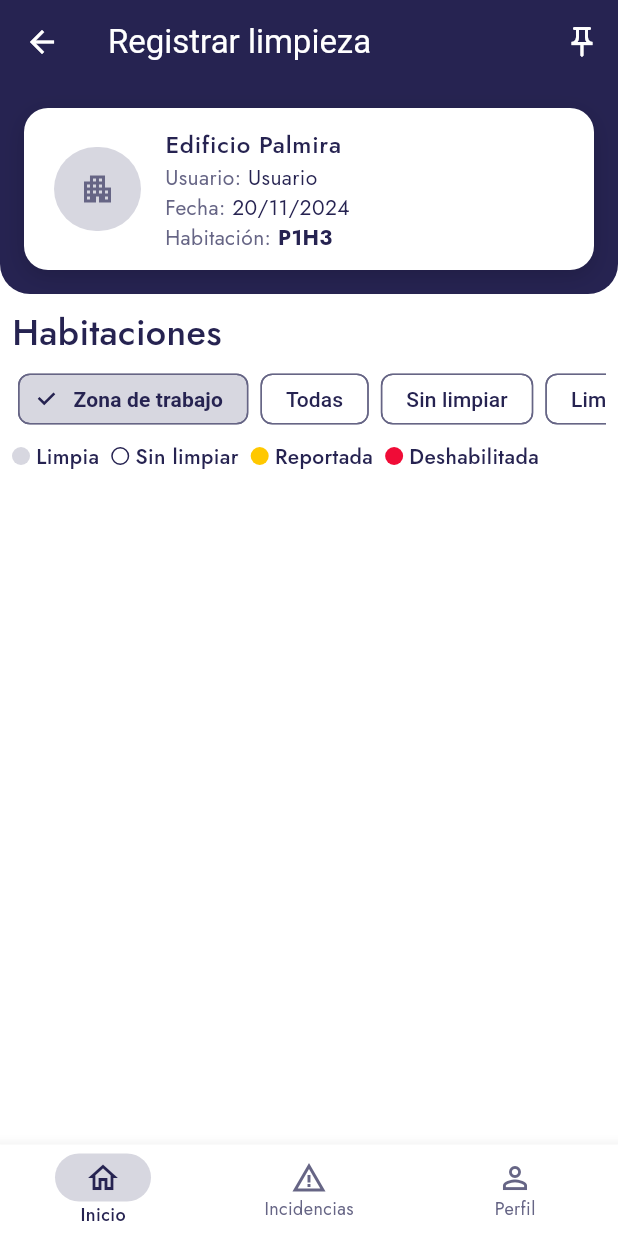
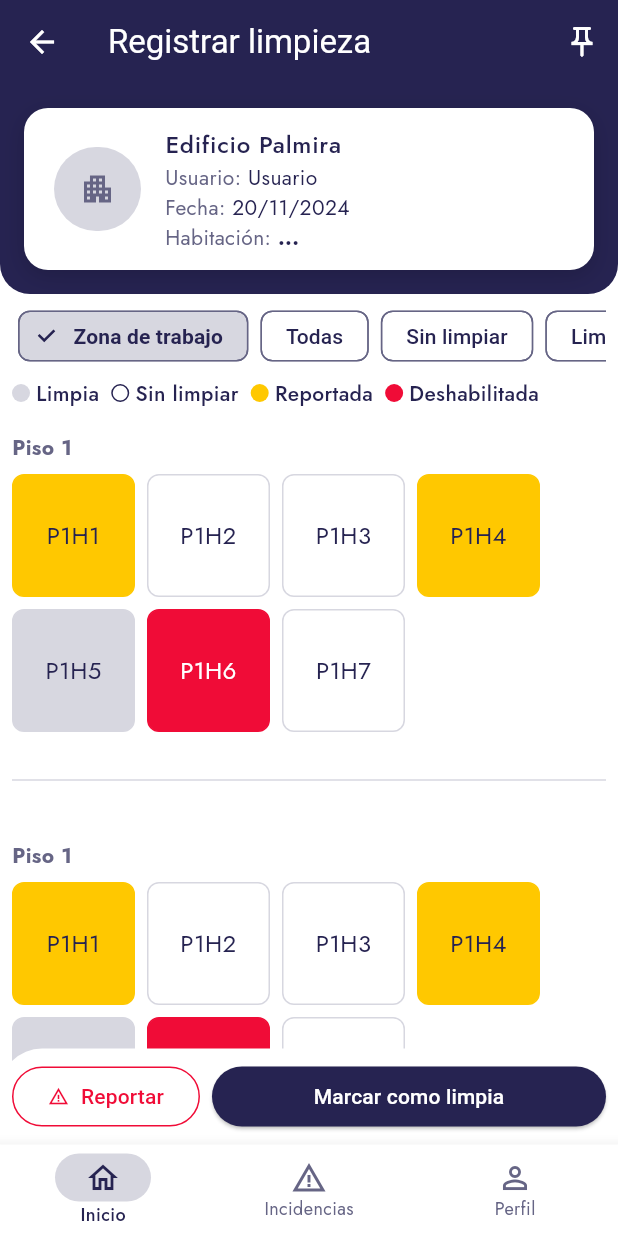
Before and after one commit to EmilianoChofis/Mobile-CleanCheck, a Flutter app: the screen it shows after launch, after a tap on "Edificio Palmira", on a phone screen of 412 x 824 dp. Run offline on Flutter 3.47's test engine with Material 3 defaults, Android fonts, the phone set to English and light mode, and no system bars; our stand-ins replace bloc, dio, equatable, flutter_bloc, shared_preferences.

Commit message:
[ADD] registro de limpieza y bottom sheet pin

```diff
--- a/lib/modules/maid/maid_building_screen.dart
+++ b/lib/modules/maid/maid_building_screen.dart
@@ -1,37 +1,94 @@
 import 'package:flutter/material.dart';
 import 'package:mobile_clean_check/widgets/widgets.dart';
+import 'package:mobile_clean_check/core/theme/themes.dart';
 
-class MaidBuildingScreen extends StatelessWidget {
+class MaidBuildingScreen extends StatefulWidget {
   const MaidBuildingScreen({super.key});
+
+  @override
+  State<MaidBuildingScreen> createState() => _MaidBuildingScreenState();
+}
+
+class _MaidBuildingScreenState extends State<MaidBuildingScreen> {
+  final ValueNotifier<String?> selectedRoomNotifier =
+      ValueNotifier<String?>(null);
+
+  final redColor = ColorSchemes.error;
 
   @override
   Widget build(BuildContext context) {
     return Scaffold(
-      appBar: CcAppBarWidget(
+      appBar: const CcAppBarWidget(
         title: "Registrar limpieza",
-        actions: [
-          IconButton(
-            icon: const Icon(Icons.push_pin_outlined),
-            onPressed: () {},
+        actions: [CcPinButtonWidget()],
+      ),
+      body: CcBuildingRoomsTemplate(
+        header: Padding(
+          padding: const EdgeInsets.all(8.0),
+          child: ValueListenableBuilder<String?>(
+            valueListenable: selectedRoomNotifier,
+            builder: (context, selectedRoom, _) {
+              return CcItemListWidget(
+                title: "Edificio Palmira",
+                subtitle: CcItemListBuildingContentWidget(
+                  room: selectedRoom ?? '...',
+                ),
+                icon: Icons.apartment,
+                onTap: () {},
+              );
+            },
           ),
-        ],
-      ),
-      body: SingleChildScrollView(
-        // ignore: prefer_const_constructors
-        child: CcHomeTemplate(
-          header: Padding(
-            padding: const EdgeInsets.all(8.0),
-            child: CcItemListWidget(
-              title: "Edificio Palmira",
-              subtitle: const CcItemListBuildingContentWidget(room: 'P1H3'),
-              icon: Icons.apartment,
-              onTap: () {},
+        ),
+        filters: Column(
+          crossAxisAlignment: CrossAxisAlignment.start,
+          children: [
+            CcFiltersWidget(
+              filters: const [
+                'Zona de trabajo',
+                'Todas',
+                'Sin limpiar',
+                'Limpias',
+                'Reportadas',
+                'Deshabilitadas',
+              ],
+              onSelected: (filter) {},
             ),
-          ),
-          content: const CcTitleContentTemplate(
-            title: 'Habitaciones',
-            content: CcMaidRoomsContentWidget(),
-          ),
+            const CcSymbologyWidget(
+              grayLabel: 'Limpia',
+              whiteLabel: 'Sin limpiar',
+              yellowLabel: 'Reportada',
+              redLabel: 'Deshabilitada',
+            ),
+          ],
+        ),
+        content: Column(
+          mainAxisSize: MainAxisSize.min,
+          children: [
+            CcFloorWidget(selectedRoomNotifier: selectedRoomNotifier),
+            CcFloorWidget(selectedRoomNotifier: selectedRoomNotifier),
+            CcFloorWidget(selectedRoomNotifier: selectedRoomNotifier),
+          ],
+        ),
+        actions: Row(
+          children: [
+            CcButtonWidget(
+              buttonType: ButtonType.outlined,
+              prefixIcon: const Icon(Icons.warning_amber),
+              label: 'Reportar',
+              isLoading: false,
+              color: redColor,
+              onPressed: () {},
+            ),
+            const SizedBox(width: 8.0),
+            Expanded(
+              child: CcButtonWidget(
+                buttonType: ButtonType.elevated,
+                label: 'Marcar como limpia',
+                isLoading: false,
+                onPressed: () {},
+              ),
+            ),
+          ],
         ),
       ),
     );
--- a/lib/modules/maid/maid_home_screen.dart
+++ b/lib/modules/maid/maid_home_screen.dart
@@ -9,7 +9,7 @@ class MaidHomeScreen extends StatelessWidget {
     return const Scaffold(
       appBar: CcAppBarWidget(title: "Inicio"),
       body: SingleChildScrollView(
-        child: CcHomeTemplate(
+        child: CcHeaderTemplate(
           header: CcWelcomeHomeTemplate(
             actions: CcWorkingZoneTemplate(
                 title: "Zonas de trabajo", actions: CcWorkingZoneMaidWidget()),
--- a/lib/modules/manager/manager_home_screen.dart
+++ b/lib/modules/manager/manager_home_screen.dart
@@ -8,7 +8,7 @@ class ManagerHomeScreen extends StatelessWidget {
   Widget build(BuildContext context) {
     return const Scaffold(
       appBar: CcAppBarWidget(title: "Inicio"),
-      body: CcHomeTemplate(
+      body: CcHeaderTemplate(
         header: Padding(
           padding: EdgeInsets.symmetric(vertical: 16.0),
           child: Text("Replace this with the actions widget",
--- /dev/null
+++ b/lib/widgets/atoms/cc_divider_widget.dart
@@ -0,0 +1,13 @@
+import 'package:flutter/material.dart';
+import 'package:mobile_clean_check/core/theme/themes.dart';
+
+class CcDividerWidget extends StatelessWidget {
+  const CcDividerWidget({super.key});
+
+  final grayColor = ColorSchemes.disabled;
+
+  @override
+  Widget build(BuildContext context) {
+    return Divider(color: grayColor);
+  }
+}
--- /dev/null
+++ b/lib/widgets/atoms/cc_floor_title_widget.dart
@@ -0,0 +1,17 @@
+import 'package:flutter/material.dart';
+import 'package:mobile_clean_check/core/theme/themes.dart';
+
+class CcFloorTitleWidget extends StatelessWidget {
+  final String floor;
+  const CcFloorTitleWidget({required this.floor, super.key});
+
+  final secondaryColor = ColorSchemes.secondary;
+
+  @override
+  Widget build(BuildContext context) {
+    return Text(
+      floor,
+      style: TextStyle(color: secondaryColor, fontWeight: FontWeight.bold),
+    );
+  }
+}
--- /dev/null
+++ b/lib/widgets/atoms/cc_room_name_widget.dart
@@ -0,0 +1,27 @@
+import 'package:flutter/material.dart';
+
+class CcRoomNameWidget extends StatelessWidget {
+  final String name;
+  final Color colorText;
+  final bool isSelected;
+
+  const CcRoomNameWidget({
+    required this.name,
+    required this.colorText,
+    required this.isSelected,
+    super.key,
+  });
+
+  @override
+  Widget build(BuildContext context) {
+    return Text(
+      name,
+      style: TextStyle(
+        color: colorText,
+        fontWeight: isSelected ? FontWeight.bold : FontWeight.normal,
+        fontSize: 16,
+      ),
+      textAlign: TextAlign.center,
+    );
+  }
+}
--- /dev/null
+++ b/lib/widgets/atoms/cc_room_widget.dart
@@ -0,0 +1,69 @@
+import 'package:flutter/material.dart';
+import 'package:mobile_clean_check/core/theme/themes.dart';
+import 'package:mobile_clean_check/widgets/widgets.dart';
+
+class CcRoomWidget extends StatelessWidget {
+  final String name;
+  final RoomStatus state;
+  final bool isSelected;
+
+  const CcRoomWidget({
+    required this.name,
+    required this.state,
+    this.isSelected = false,
+    super.key,
+  });
+
+  static const Map<RoomStatus, Color> _stateColors = {
+    RoomStatus.empty: ColorSchemes.white,
+    RoomStatus.cleaned: ColorSchemes.disabled,
+    RoomStatus.reported: ColorSchemes.warning,
+    RoomStatus.disabled: ColorSchemes.error,
+  };
+
+  Color borderColor() {
+    if (state == RoomStatus.reported || state == RoomStatus.disabled) {
+      return _stateColors[state]!;
+    }
+    return isSelected ? ColorSchemes.primary : ColorSchemes.disabled;
+  }
+
+  Color textColor() {
+    return state == RoomStatus.disabled
+        ? ColorSchemes.white
+        : ColorSchemes.primary;
+  }
+
+  @override
+  Widget build(BuildContext context) {
+    final backgroundColor = _stateColors[state] ?? ColorSchemes.white;
+
+    return Container(
+      width: 82,
+      height: 82,
+      padding: const EdgeInsets.all(8),
+      decoration: BoxDecoration(
+        color: backgroundColor,
+        border: Border.all(
+          color: borderColor(),
+          width: isSelected ? 1.5 : 1.0,
+        ),
+        borderRadius: BorderRadius.circular(8),
+      ),
+      child: Center(
+        child: CcRoomNameWidget(
+          name: name,
+          colorText: textColor(),
+          isSelected: isSelected,
+        ),
+      ),
+    );
+  }
+}
+
+enum RoomStatus {
+  empty,
+  cleaned,
+  reported,
+  disabled,
+}
--- a/lib/widgets/molecules/cc_button_widget.dart
+++ b/lib/widgets/molecules/cc_button_widget.dart
@@ -1,10 +1,12 @@
 import 'package:flutter/material.dart';
-import 'package:mobile_clean_check/widgets/atoms/cc_loader_widget.dart';
+import 'package:mobile_clean_check/widgets/widgets.dart';
+import 'package:mobile_clean_check/core/theme/themes.dart';
 
 class CcButtonWidget extends StatelessWidget {
   final String label;
   final Icon? suffixIcon;
   final Icon? prefixIcon;
+  final Color? color;
   final bool isLoading;
   final VoidCallback? onPressed;
   final ButtonType buttonType;
@@ -13,6 +15,7 @@ class CcButtonWidget extends StatelessWidget {
     required this.label,
     this.suffixIcon,
     this.prefixIcon,
+    this.color = ColorSchemes.primary,
     required this.isLoading,
     required this.onPressed,
     required this.buttonType,
@@ -30,16 +33,22 @@ class CcButtonWidget extends StatelessWidget {
       case ButtonType.elevated:
         return ElevatedButton(
           onPressed: isLoading ? null : onPressed,
+          style: ElevatedButton.styleFrom(backgroundColor: color),
           child: isLoading ? const CcLoaderWidget() : _buildButtonContent(),
         );
       case ButtonType.outlined:
         return OutlinedButton(
           onPressed: isLoading ? null : onPressed,
+          style: ElevatedButton.styleFrom(
+            foregroundColor: color,
+            side: BorderSide(color: color!),
+          ),
           child: isLoading ? const CcLoaderWidget() : _buildButtonContent(),
         );
       case ButtonType.text:
         return TextButton(
           onPressed: isLoading ? null : onPressed,
+          style: TextButton.styleFrom(foregroundColor: color),
           child: isLoading ? const CcLoaderWidget() : _buildButtonContent(),
         );
     }
--- /dev/null
+++ b/lib/widgets/molecules/cc_floor_widget.dart
@@ -0,0 +1,59 @@
+import 'package:flutter/material.dart';
+import 'package:mobile_clean_check/widgets/widgets.dart';
+
+class CcFloorWidget extends StatelessWidget {
+  final ValueNotifier<String?> selectedRoomNotifier;
+
+  const CcFloorWidget({required this.selectedRoomNotifier, super.key});
+
+  @override
+  Widget build(BuildContext context) {
+    const String floor = 'Piso 1';
+    final rooms = [
+      {'name': 'P1H1', 'state': RoomStatus.reported},
+      {'name': 'P1H2', 'state': RoomStatus.empty},
+      {'name': 'P1H3', 'state': RoomStatus.empty},
+      {'name': 'P1H4', 'state': RoomStatus.reported},
+      {'name': 'P1H5', 'state': RoomStatus.cleaned},
+      {'name': 'P1H6', 'state': RoomStatus.disabled},
+      {'name': 'P1H7', 'state': RoomStatus.empty},
+    ];
+
+    return Padding(
+      padding: const EdgeInsets.symmetric(vertical: 16.0),
+      child: Column(
+        crossAxisAlignment: CrossAxisAlignment.start,
+        children: [
+          const CcFloorTitleWidget(floor: floor),
+          const SizedBox(height: 8.0),
+          Wrap(
+            spacing: 8,
+            runSpacing: 8,
+            children: rooms.map((room) {
+              final roomName = room['name'].toString();
+              final roomState = room['state'] as RoomStatus;
+
+              return GestureDetector(
+                onTap: roomState == RoomStatus.empty
+                    ? () => selectedRoomNotifier.value = roomName
+                    : null,
+                child: ValueListenableBuilder<String?>(
+                  valueListenable: selectedRoomNotifier,
+                  builder: (context, selectedRoom, _) {
+                    return CcRoomWidget(
+                      name: roomName,
+                      state: roomState,
+                      isSelected: selectedRoom == roomName,
+                    );
+                  },
+                ),
+              );
+            }).toList(),
+          ),
+          const SizedBox(height: 24.0),
+          const CcDividerWidget(),
+        ],
+      ),
+    );
+  }
+}
--- a/lib/widgets/organisms/cc_maid_rooms_content_widget.dart
+++ /dev/null
@@ -1,34 +0,0 @@
-import 'package:flutter/material.dart';
-import 'package:mobile_clean_check/widgets/widgets.dart';
-
-class CcMaidRoomsContentWidget extends StatelessWidget {
-  const CcMaidRoomsContentWidget({super.key});
-
-  @override
-  Widget build(BuildContext context) {
-    return Column(
-      crossAxisAlignment: CrossAxisAlignment.start,
-      children: [
-        CcFiltersWidget(
-          filters: const [
-            'Zona de trabajo',
-            'Todas',
-            'Sin limpiar',
-            'Limpias',
-            'Reportadas',
-            'Deshabilitadas'
-          ],
-          onSelected: (filter) {
-            print(filter);
-          },
-        ),
-        const CcSymbologyWidget(
-          grayLabel: 'Limpia',
-          whiteLabel: 'Sin limpiar',
-          yellowLabel: 'Reportada',
-          redLabel: 'Deshabilitada',
-        ),
-      ],
-    );
-  }
-}
--- /dev/null
+++ b/lib/widgets/templates/cc_building_rooms_template.dart
@@ -0,0 +1,62 @@
+import 'package:flutter/material.dart';
+import 'package:mobile_clean_check/core/theme/themes.dart';
+
+class CcBuildingRoomsTemplate extends StatelessWidget {
+  final Widget header;
+  final Widget filters;
+  final Widget actions;
+  final Widget content;
+
+  const CcBuildingRoomsTemplate({
+    required this.header,
+    required this.filters,
+    required this.actions,
+    required this.content,
+    super.key,
+  });
+
+  final primaryColor = ColorSchemes.primary;
+  final surfaceColor = ColorSchemes.white;
+
+  @override
+  Widget build(BuildContext context) {
+    return Scaffold(
+      body: Column(
+        crossAxisAlignment: CrossAxisAlignment.start,
+        children: [
+          Container(
+            padding: const EdgeInsets.all(8.0),
+            width: double.infinity,
+            decoration: BoxDecoration(
+              color: primaryColor,
+              borderRadius: const BorderRadius.only(
+                bottomLeft: Radius.circular(20.0),
+                bottomRight: Radius.circular(20.0),
+              ),
+            ),
+            child: header,
+          ),
+          Expanded(
+            child: Padding(
+              padding: const EdgeInsets.all(8.0),
+              child: Column(
+                children: [
+                  filters,
+                  Expanded(
+                    child: SingleChildScrollView(
+                      child: content,
+                    ),
+                  ),
+                ],
+              ),
+            ),
+          ),
+        ],
+      ),
+      bottomSheet: Padding(
+        padding: const EdgeInsets.all(8.0),
+        child: actions,
+      ),
+    );
+  }
+}
--- a/lib/widgets/templates/cc_header_template.dart
+++ b/lib/widgets/templates/cc_header_template.dart
@@ -1,21 +1,16 @@
 import 'package:flutter/material.dart';
 import 'package:mobile_clean_check/core/theme/themes.dart';
 
-class CcHomeTemplate extends StatefulWidget {
+class CcHeaderTemplate extends StatelessWidget {
   final Widget header;
   final Widget content;
 
-  const CcHomeTemplate({
+  const CcHeaderTemplate({
     required this.header,
     required this.content,
     super.key,
   });
 
-  @override
-  State<CcHomeTemplate> createState() => _CcHomeTemplateState();
-}
-
-class _CcHomeTemplateState extends State<CcHomeTemplate> {
   final primaryColor = ColorSchemes.primary;
   final surfaceColor = ColorSchemes.white;
 
@@ -34,11 +29,11 @@ class _CcHomeTemplateState extends State<CcHomeTemplate> {
               bottomRight: Radius.circular(20.0),
             ),
           ),
-          child: widget.header,
+          child: header,
         ),
         Padding(
           padding: const EdgeInsets.all(8.0),
-          child: widget.content,
+          child: content,
         ),
       ],
     );
```
Also changed, not shown: lib/widgets/molecules/cc_pin_button_widget.dart (added, +76 -0 lines), lib/widgets/molecules/cc_rooms_sheet_content_widget.dart (added, +46 -0 lines), lib/widgets/templates/cc_bottom_sheet_template.dart (added, +65 -0 lines), lib/widgets/widgets.dart (+9 -1 lines).
